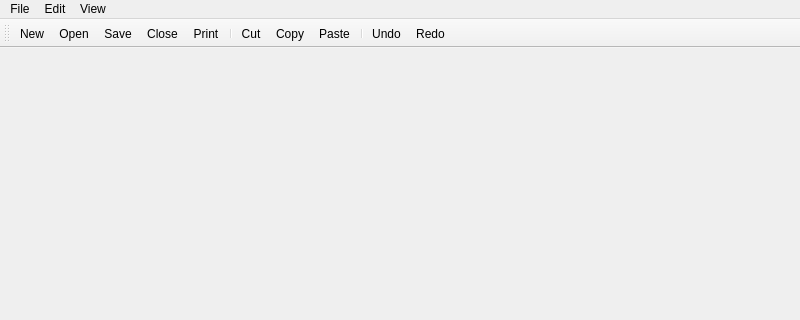
First picture: the form in forms/notepad.ui, repository victorbnl/notepad-sharp, before the edit; both pictures show x 0 to 800 and y 0 to 320 of the 800 by 600 pixel window.
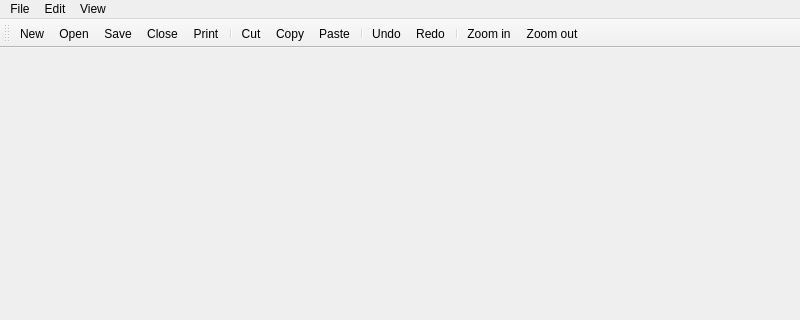
Second picture: the form after the edit. Icons and pictures are not drawn. Custom widgets are drawn as their Qt base class.

Commit message: Add zoom icons in toolbar

```diff
--- a/forms/notepad.ui
+++ b/forms/notepad.ui
@@ -109,6 +109,9 @@
    <addaction name="separator"/>
    <addaction name="actionUndo"/>
    <addaction name="actionRedo"/>
+   <addaction name="separator"/>
+   <addaction name="actionZoomIn"/>
+   <addaction name="actionZoomOut"/>
   </widget>
   <action name="actionNew">
    <property name="icon">
```
